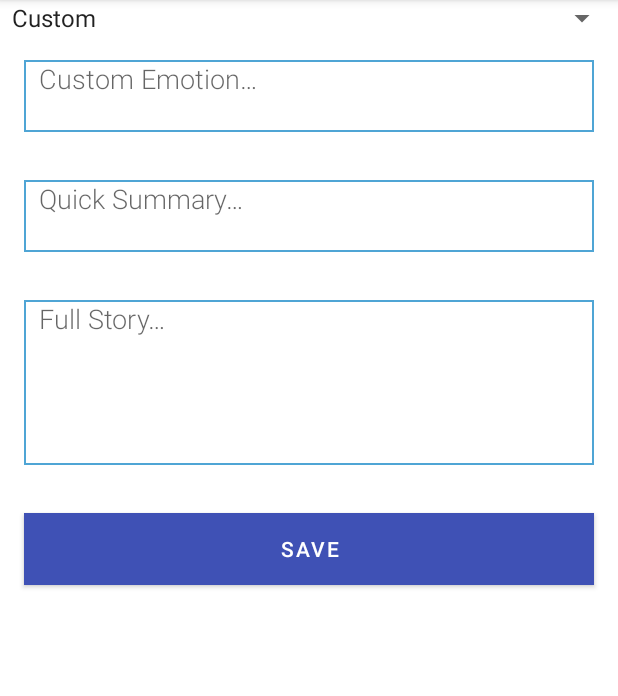
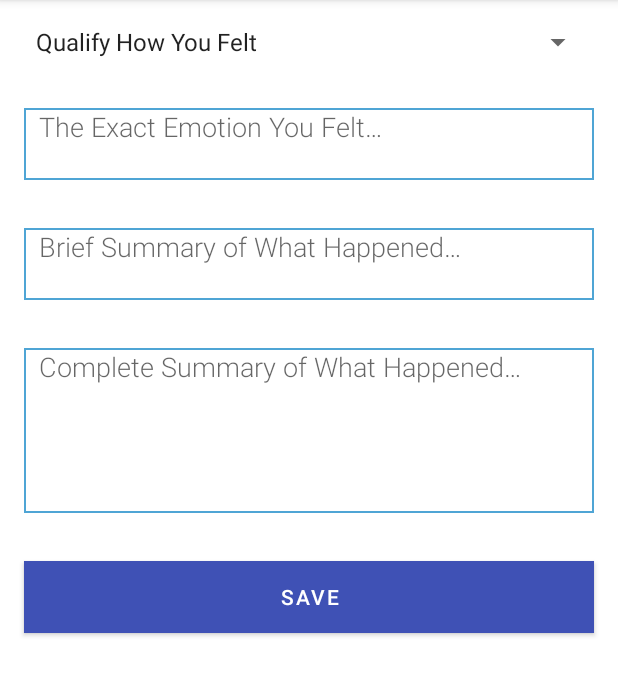
Before and after one commit to BohemianDan/HealthApp, an Android app: the screen it shows after launch (NewWordActivity before the commit, NewCaseActivity after it), after a tap on "Add word", on a phone screen of 412 x 824 dp, the part 84-780 px from its top. Run offline under Robolectric (Android 15) with nearby library versions, the phone set to English and light mode, and no system bars; our stand-ins replace Room's generated code.

```diff
--- a/app/build.gradle
+++ b/app/build.gradle
@@ -8,7 +8,7 @@ android {
     buildToolsVersion "30.0.2"
 
     defaultConfig {
-        applicationId "com.example.roomwordsample"
+        applicationId "com.example.selfevident"
         minSdkVersion 26
         targetSdkVersion 30
         versionCode 1
--- a/app/src/main/AndroidManifest.xml
+++ b/app/src/main/AndroidManifest.xml
@@ -11,7 +11,7 @@
         android:theme="@style/AppTheme">
         <activity android:name="com.example.selfevident.ViewActivity" />
         <activity android:name="com.example.selfevident.SearchActivity" />
-        <activity android:name="com.example.selfevident.NewWordActivity" />
+        <activity android:name="com.example.selfevident.NewCaseActivity" />
         <activity android:name="com.example.selfevident.MainActivity">
             <intent-filter>
                 <action android:name="android.intent.action.MAIN" />
--- /dev/null
+++ b/app/src/main/java/com/example/selfevident/Converters.kt
@@ -0,0 +1,19 @@
+package com.example.selfevident
+
+import androidx.room.TypeConverter
+import java.sql.Date
+
+
+object Converters {
+    @TypeConverter
+    @JvmStatic
+    fun fromTimestamp(value: Long?): Date? {
+        return value?.let { Date(it) }
+    }
+
+    @TypeConverter
+    @JvmStatic
+    fun dateToTimestamp(date: Date?): Long? {
+        return date?.time
+    }
+}
--- a/app/src/main/java/com/example/selfevident/MainActivity.kt
+++ b/app/src/main/java/com/example/selfevident/MainActivity.kt
@@ -10,7 +10,7 @@ import androidx.recyclerview.widget.LinearLayoutManager
 import androidx.recyclerview.widget.RecyclerView
 import com.example.selfevident.casedatabase.*
 import com.google.android.material.floatingactionbutton.FloatingActionButton
-import java.util.Calendar
+import java.sql.Date
 
 class MainActivity : AppCompatActivity() {
 
@@ -27,8 +27,7 @@ class MainActivity : AppCompatActivity() {
         recyclerView.adapter = adapter
         recyclerView.layoutManager = LinearLayoutManager(this)
 
-        caseViewModel =
-            CaseViewModel(application) //ViewModelProvider(this).get(WordViewModel::class.java)
+        caseViewModel = CaseViewModel(application) //ViewModelProvider(this).get(WordViewModel::class.java)
         caseViewModel.allWords.observe(this, Observer { words ->
             // Update the cached copy of the words in the adapter.
             words?.let { adapter.setWords(it) }
@@ -36,13 +35,13 @@ class MainActivity : AppCompatActivity() {
 
         val fab = findViewById<FloatingActionButton>(R.id.fab)
         fab.setOnClickListener {
-            val intent = Intent(this@MainActivity, NewWordActivity::class.java)
+            val intent = Intent(this@MainActivity, NewCaseActivity::class.java)
             startActivityForResult(intent, newWordActivityRequestCode)
         }
 
     }
 
-    private fun viewEvent(id: Int){
+    private fun viewEvent(id: Int) {
         val intent = Intent(this@MainActivity, ViewActivity::class.java)
         intent.putExtra("id", id)
         //intent.putExtra("item", wordViewModel)
@@ -53,17 +52,17 @@ class MainActivity : AppCompatActivity() {
         super.onActivityResult(requestCode, resultCode, data)
 
         if (requestCode == newWordActivityRequestCode && resultCode == Activity.RESULT_OK) {
-            data?.getStringArrayExtra(NewWordActivity.EXTRA_REPLY)?.let {
-                val now = Calendar.getInstance()
-                val str = "${now.get(Calendar.YEAR)}-${now.get(Calendar.MONTH)}-${now.get(Calendar.DATE)}"
-                val aCase = Case(0, it[0], it[1], it[2], str)
+            data?.getStringArrayExtra(NewCaseActivity.EXTRA_REPLY)?.let {
+                val today = Date(System.currentTimeMillis())
+                val aCase = Case(0, it[0], it[1].toInt(), it[2], it[3], today)
                 caseViewModel.insert(aCase)
             }
         } else {
             Toast.makeText(
                 applicationContext,
                 R.string.empty_not_saved,
-                Toast.LENGTH_LONG).show()
+                Toast.LENGTH_LONG
+            ).show()
         }
     }
 }
--- a/app/src/main/java/com/example/selfevident/NewWordActivity.kt
+++ b/app/src/main/java/com/example/selfevident/NewCaseActivity.kt
@@ -13,7 +13,7 @@ import android.widget.Spinner
  * Activity for entering a word.
  */
 
-class NewWordActivity : AppCompatActivity() {
+class NewCaseActivity : AppCompatActivity() {
 
     private lateinit var editEmotionSpinner: Spinner
     private lateinit var editEmotionView: EditText
@@ -35,22 +35,16 @@ class NewWordActivity : AppCompatActivity() {
         val button = findViewById<Button>(R.id.button_save)
         button.setOnClickListener {
             val replyIntent = Intent()
-            if (TextUtils.isEmpty(editEmotionView.text) &&
-                editEmotionSpinner.selectedItemPosition == 0
-                || TextUtils.isEmpty(editSummaryView.text)
-            ) {
+            if (editEmotionSpinner.selectedItemPosition == 0 || TextUtils.isEmpty(editSummaryView.text)) {
                 setResult(Activity.RESULT_CANCELED, replyIntent)
             } else {
                 var emotion = editEmotionView.text.toString()
-                var spinnerIndex = editEmotionSpinner.selectedItemPosition
-                if (spinnerIndex != 0) {
-                    emotion = editEmotionSpinner.selectedItem.toString()
-                }
+                var rating = editEmotionSpinner.selectedItemPosition-1
 
                 var summary = editSummaryView.text.toString()
                 var story = editStoryView.text.toString()
 
-                val data = arrayOf(emotion, summary, story)
+                val data = arrayOf(emotion, rating.toString(), summary, story)
 
                 replyIntent.putExtra(EXTRA_REPLY, data)
                 setResult(Activity.RESULT_OK, replyIntent)
@@ -60,6 +54,6 @@ class NewWordActivity : AppCompatActivity() {
     }
 
     companion object {
-        const val EXTRA_REPLY = "com.example.android.wordlistsql.REPLY"
+        const val EXTRA_REPLY = "com.example.android.caselistsql.REPLY"
     }
 }
--- a/app/src/main/res/layout/activity_new_word.xml
+++ b/app/src/main/res/layout/activity_new_word.xml
@@ -9,6 +9,7 @@
         android:layout_height="wrap_content"
         android:id="@+id/edit_emotion_spinner"
         android:entries="@array/emotion_array"
+        android:layout_margin="@dimen/big_padding"
         android:spinnerMode="dropdown" />
 
     <EditText
--- a/app/src/main/res/layout/activity_view.xml
+++ b/app/src/main/res/layout/activity_view.xml
@@ -31,7 +31,7 @@
         app:layout_constraintEnd_toEndOf="parent"
         app:layout_constraintHorizontal_bias="0.0"
         app:layout_constraintStart_toStartOf="parent"
-        app:layout_constraintTop_toBottomOf="@+id/titleView" />
+        app:layout_constraintTop_toBottomOf="@+id/feelingView" />
 
     <TextView
         android:id="@+id/story_static"
@@ -60,7 +60,7 @@
         app:layout_constraintTop_toBottomOf="@+id/storyView" />
 
     <TextView
-        android:id="@+id/titleView"
+        android:id="@+id/feelingView"
         android:layout_width="0dp"
         android:layout_height="wrap_content"
         android:layout_marginStart="16dp"
--- a/app/src/main/res/values/arrays.xml
+++ b/app/src/main/res/values/arrays.xml
@@ -1,21 +1,19 @@
 <?xml version="1.0" encoding="utf-8"?>
 <resources>
     <array name="emotion_array">
-        <item>Custom</item>
+        <item>Qualify How You Felt</item>
 
-        <item>Happy</item>
-        <item>Joyful</item>
-        <item>Proud</item>
-        <item>Validated</item>
-
-        <item>Angry</item>
-        <item>Anxious</item>
-        <item>Helpless</item>
-        <item>Small</item>
-        <item>Upset</item>
-
-        <item>Jealous</item>
-
+        <item>0: No Good Terrible Very Bad Day</item>
+        <item>1: Terrible</item>
+        <item>2: Very Bad</item>
+        <item>3: Bad</item>
+        <item>4: Uncomfortable</item>
+        <item>5: Meh</item>
+        <item>6: Ok</item>
+        <item>7: Happy</item>
+        <item>8: Pretty Good</item>
+        <item>9: Can\'t Stop Smiling</item>
+        <item>10: Ecstatic</item>
 
     </array>
 </resources>
--- a/app/src/main/res/values/strings.xml
+++ b/app/src/main/res/values/strings.xml
@@ -1,17 +1,18 @@
 <resources>
     <string name="app_name">Know Yourself</string>
     <string name="action_settings">Settings</string>
-    <string name="hint_emotion">Custom Emotion…</string>
-    <string name="hint_summary">Quick Summary…</string>
-    <string name="hint_story">Full Story…</string>
+    <string name="hint_emotion">The Exact Emotion You Felt…</string>
+    <string name="hint_summary">Brief Summary of What Happened…</string>
+    <string name="hint_story">Complete Summary of What Happened…</string>
     <string name="button_save">Save</string>
-    <string name="empty_not_saved">Case not saved because it is empty.</string>
+    <string name="empty_not_saved">0–10 Rating and Quick Summary Required to Save</string>
     <string name="add_word">Add word</string>
     <string name="button_pattern">Add to Pattern</string>
-    <string name="default_text">Loading...</string>
+    <string name="default_text">Loading…</string>
     <string name="null_default">None</string>
     <string name="view_title">Feeling:</string>
     <string name="view_summary">Summary:</string>
     <string name="view_pattern">Patterns:</string>
     <string name="view_story">Full Story:</string>
+    <string name="view_rating">Rating:</string>
 </resources>
--- a/settings.gradle
+++ b/settings.gradle
@@ -1,2 +1,2 @@
 include ':app'
-rootProject.name = "RoomWordSample"
+rootProject.name = "SelfEvident"
```
Also changed, not shown: app/src/main/java/com/example/selfevident/Pattern.kt (deleted, +0 -13 lines), app/src/main/java/com/example/selfevident/ViewActivity.kt (+6 -5 lines), app/src/main/java/com/example/selfevident/casedatabase/Case.kt (+6 -4 lines), app/src/main/java/com/example/selfevident/patterndatabase/Cross.kt (added, +14 -0 lines), app/src/main/java/com/example/selfevident/patterndatabase/Pattern.kt (added, +15 -0 lines), app/src/main/java/com/example/selfevident/patterndatabase/PatternDao.kt (added, +34 -0 lines), app/src/main/java/com/example/selfevident/patterndatabase/PatternRepository.kt (added, +33 -0 lines).
